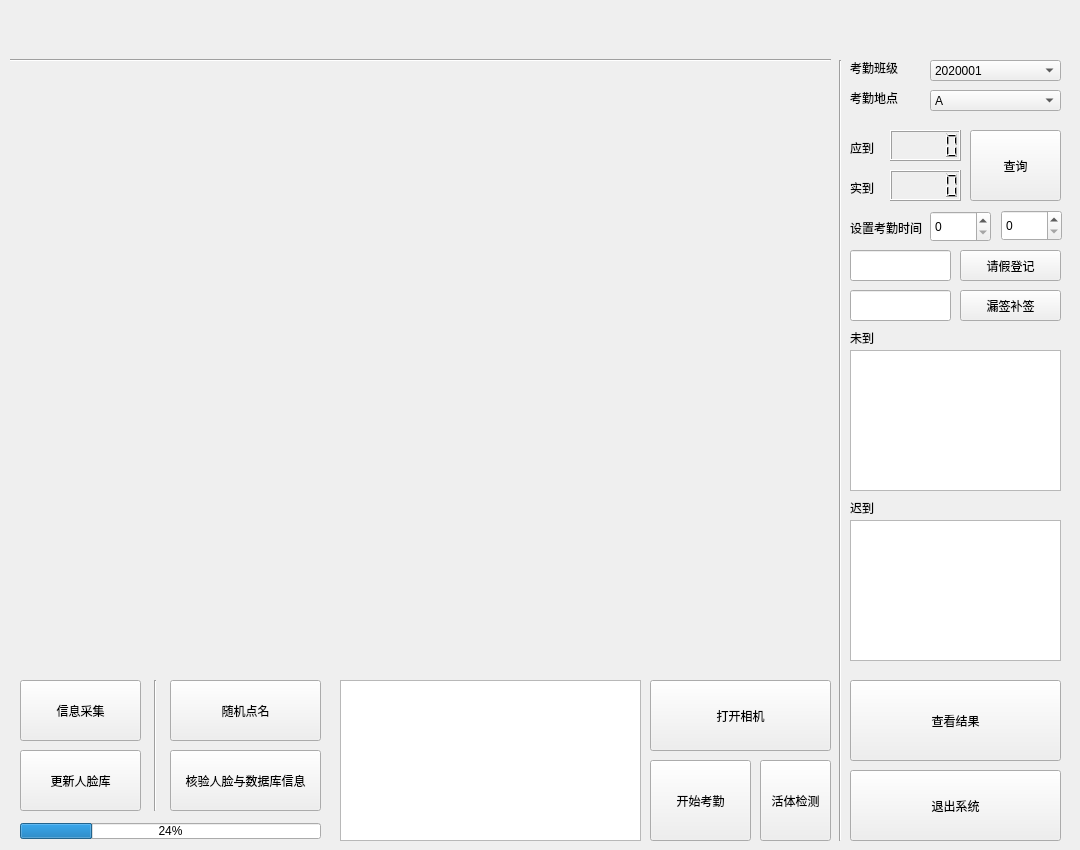
This is ui/MainUI.ui in datamonday/Face-Recognition-Class-Attendance-System as Qt 5 draws it before an edit. The edited form follows.
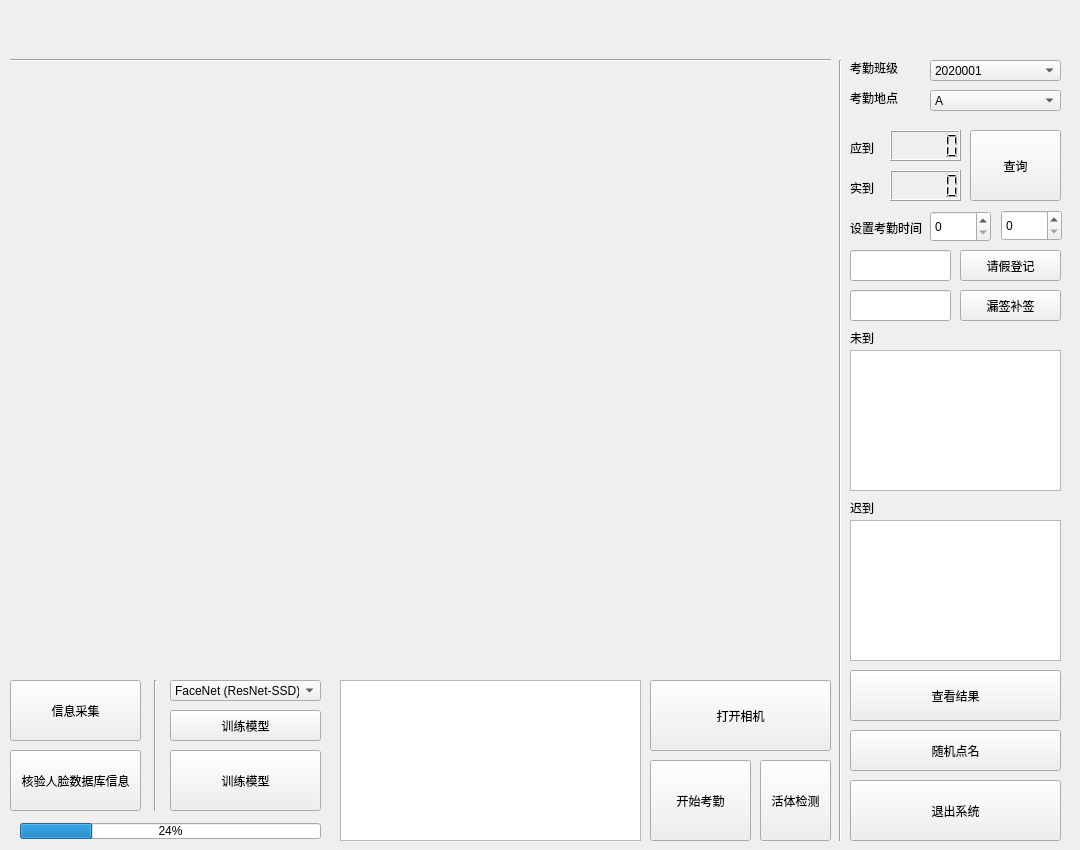
This is the edited form.

The edit to the form file:
```diff
--- a/ui/MainUI.ui
+++ b/ui/MainUI.ui
@@ -114,9 +114,9 @@
    <property name="geometry">
     <rect>
      <x>850</x>
-     <y>680</y>
+     <y>670</y>
      <width>211</width>
-     <height>81</height>
+     <height>51</height>
     </rect>
    </property>
    <property name="text">
@@ -140,9 +140,9 @@
    <property name="geometry">
     <rect>
      <x>850</x>
-     <y>770</y>
+     <y>780</y>
      <width>211</width>
-     <height>71</height>
+     <height>61</height>
     </rect>
    </property>
    <property name="text">
@@ -246,9 +246,9 @@
   <widget class="QPushButton" name="bt_gathering">
    <property name="geometry">
     <rect>
-     <x>20</x>
+     <x>10</x>
      <y>680</y>
-     <width>121</width>
+     <width>131</width>
      <height>61</height>
     </rect>
    </property>
@@ -285,7 +285,7 @@
   <widget class="QLabel" name="label_title">
    <property name="geometry">
     <rect>
-     <x>220</x>
+     <x>350</x>
      <y>10</y>
      <width>400</width>
      <height>40</height>
@@ -349,14 +349,14 @@
   <widget class="QPushButton" name="bt_generator">
    <property name="geometry">
     <rect>
-     <x>20</x>
+     <x>170</x>
      <y>750</y>
-     <width>121</width>
+     <width>151</width>
      <height>61</height>
     </rect>
    </property>
    <property name="text">
-    <string>更新人脸库</string>
+    <string>训练模型</string>
    </property>
   </widget>
   <widget class="QTableView" name="tableView_escape">
@@ -451,10 +451,10 @@
   <widget class="QPushButton" name="bt_check_random">
    <property name="geometry">
     <rect>
-     <x>170</x>
-     <y>680</y>
-     <width>151</width>
-     <height>61</height>
+     <x>850</x>
+     <y>730</y>
+     <width>211</width>
+     <height>41</height>
     </rect>
    </property>
    <property name="text">
@@ -490,14 +490,14 @@
   <widget class="QPushButton" name="bt_check_variation">
    <property name="geometry">
     <rect>
-     <x>170</x>
+     <x>10</x>
      <y>750</y>
-     <width>151</width>
+     <width>131</width>
      <height>61</height>
     </rect>
    </property>
    <property name="text">
-    <string>核验人脸与数据库信息</string>
+    <string>核验人脸数据库信息</string>
    </property>
   </widget>
   <widget class="QLabel" name="label_location_2">
@@ -533,6 +533,69 @@
     </rect>
    </property>
   </widget>
+  <widget class="QComboBox" name="comboBox_location_2">
+   <property name="geometry">
+    <rect>
+     <x>170</x>
+     <y>680</y>
+     <width>151</width>
+     <height>21</height>
+    </rect>
+   </property>
+   <item>
+    <property name="text">
+     <string>FaceNet (ResNet-SSD)</string>
+    </property>
+   </item>
+   <item>
+    <property name="text">
+     <string>FaceNet (MTCNN)</string>
+    </property>
+   </item>
+   <item>
+    <property name="text">
+     <string>RetinaFace</string>
+    </property>
+   </item>
+   <item>
+    <property name="text">
+     <string>ArcFace</string>
+    </property>
+   </item>
+   <item>
+    <property name="text">
+     <string>CenterFace</string>
+    </property>
+   </item>
+   <item>
+    <property name="text">
+     <string>DBFace</string>
+    </property>
+   </item>
+   <item>
+    <property name="text">
+     <string>FaceBoxes</string>
+    </property>
+   </item>
+   <item>
+    <property name="text">
+     <string>S3FD</string>
+    </property>
+   </item>
+  </widget>
+  <widget class="QPushButton" name="bt_load_model">
+   <property name="geometry">
+    <rect>
+     <x>170</x>
+     <y>710</y>
+     <width>151</width>
+     <height>31</height>
+    </rect>
+   </property>
+   <property name="text">
+    <string>训练模型</string>
+   </property>
+  </widget>
  </widget>
  <resources/>
  <connections/>
```
